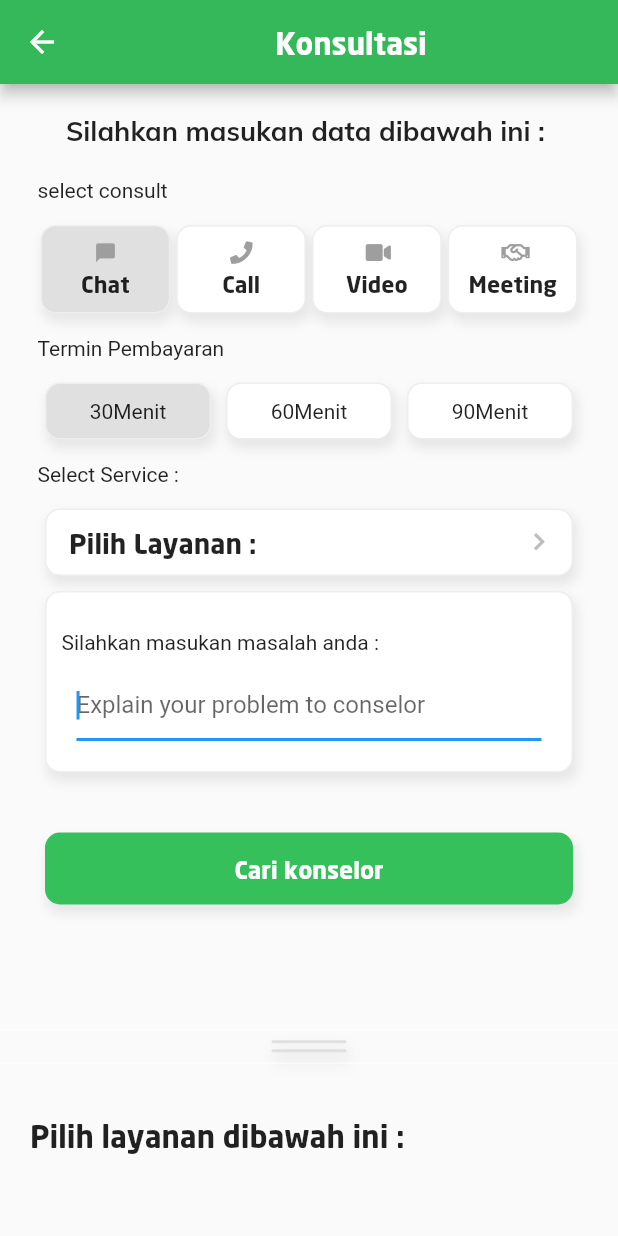
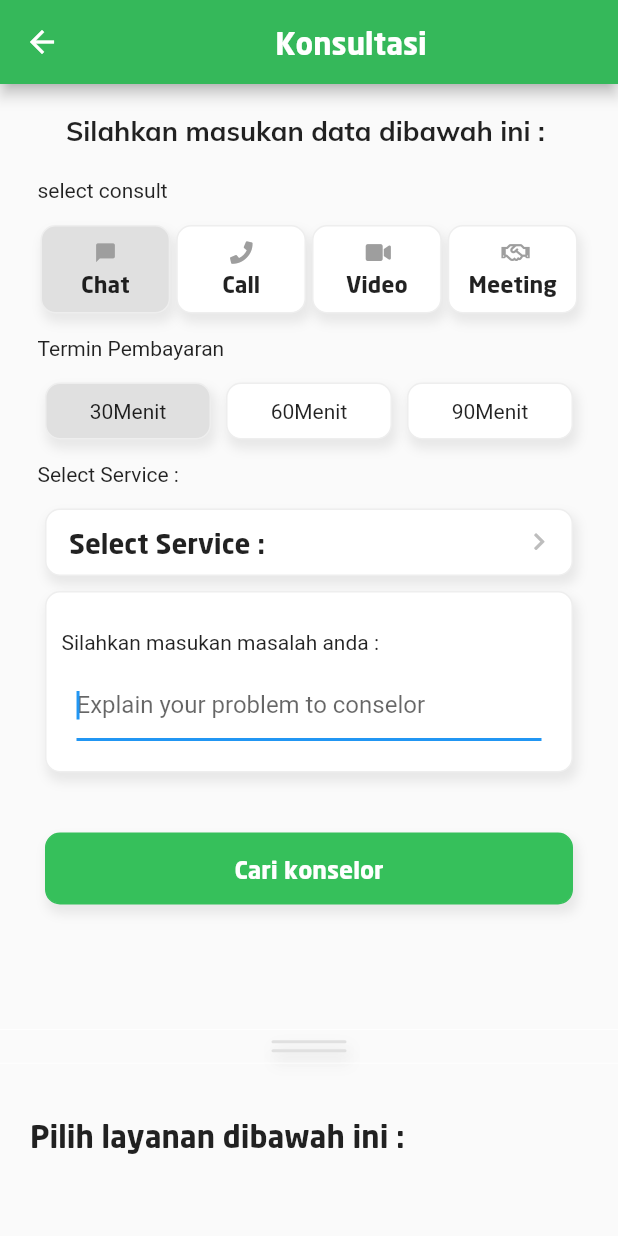
Before and after one commit to lamkhil/winlife-flutter, a Flutter app: the FrameQuick screen opened directly, on a phone screen of 412 x 824 dp. Run offline on Flutter 3.47's test engine with Material 2 defaults, Android fonts, the phone set to English and light mode, and no system bars; our stand-ins replace argon_buttons_flutter, cloud_firestore, firebase_auth, firebase_core, flutter_rating_bar, flutter_spinkit and 5 more; missing offline and left inert: email_auth, flutter_facebook_auth, password_strength, solid_bottom_sheet; accounts and stored records are empty; network calls fail.

```diff
--- a/lib/screens/auth/lupapassword.dart
+++ b/lib/screens/auth/lupapassword.dart
@@ -257,7 +257,7 @@ class _LupaPasswordPageState extends State<LupaPasswordPage> {
                         padding: const EdgeInsets.only(left: 5, right: 10),
                         width: double.infinity,
                         child: Text(
-                          "EMAIL ADDRESS ".tr,
+                          "EMAIL ADDRESS".tr,
                           textAlign: TextAlign.left,
                           style:
                               TextStyle(fontFamily: "mulilight", fontSize: 12),
--- a/lib/screens/main/Frame/quick.dart
+++ b/lib/screens/main/Frame/quick.dart
@@ -134,7 +134,7 @@ class _FrameQuickState extends State<FrameQuick> {
                                   Expanded(
                                     child: id_layanan == ''
                                         ? Text(
-                                            "Select Services".tr,
+                                            "Select Service".tr,
                                             style: TextStyle(
                                                 fontFamily: 'neosansbold',
                                                 fontSize: 18),
--- a/lib/setting/language.dart
+++ b/lib/setting/language.dart
@@ -146,12 +146,12 @@ const Map<String, String> enUS = {
   //lupa password
   'input code': 'Input your code to continue ',
   'enter email and send reset':
-      "Please enter your email Address \n we'all send your reset code to change your password",
+      "Please enter your email Address \nwe'all send your reset code to change your password",
   'CODE': 'CODE ',
   'enter text': 'Please enter some text',
   'find password': 'Find your password? ',
   'Login Here': 'Login Here',
-  'Forgot your password': 'Forgot \n Your Password?',
+  'Forgot your password': 'Forgot \nYour Password?',
   'EMAIL ADDRESS': 'EMAIL ADDRESS',
   'Input Password': 'Input Password',
   //history
```
